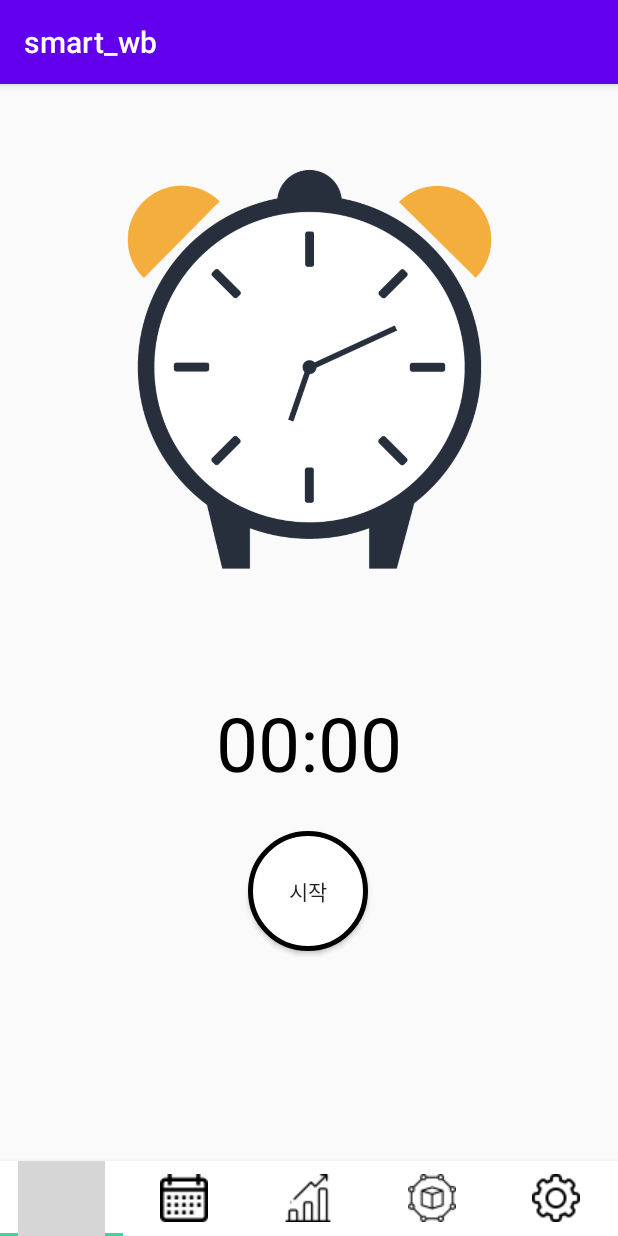
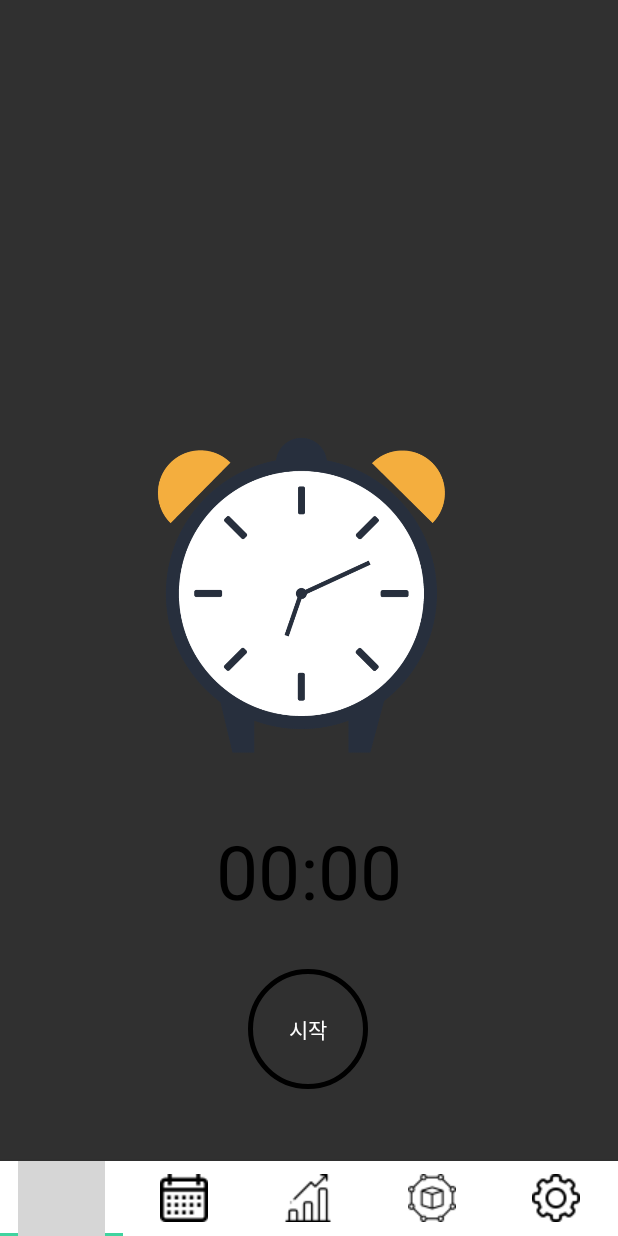
Before and after one commit to johits/smart_wb, an Android app: the screen it shows after launch (MainActivity), on a phone screen of 412 x 824 dp. Run offline under Robolectric (Android 15) with nearby library versions, the phone set to English and light mode, and no system bars; grey boxes are pictures that could not be loaded.

Commit message:
manifest에서 타이틀바 제거 설정

```diff
--- a/app/src/main/AndroidManifest.xml
+++ b/app/src/main/AndroidManifest.xml
@@ -8,7 +8,7 @@
         android:label="@string/app_name"
         android:roundIcon="@mipmap/ic_launcher_round"
         android:supportsRtl="true"
-        android:theme="@style/AppTheme">
+        android:theme="@style/Theme.AppCompat.NoActionBar">
         <activity android:name=".MainActivity">
             <intent-filter>
                 <action android:name="android.intent.action.MAIN" />
--- a/app/src/main/res/drawable/rb.xml
+++ b/app/src/main/res/drawable/rb.xml
@@ -3,8 +3,8 @@
     xmlns:android="http://schemas.android.com/apk/res/android"
     android:shape="rectangle">
 
-    <!-- 테두리 내부 색상 설정 -->
-    <solid android:color="@android:color/white" />
+<!--    &lt;!&ndash; 테두리 내부 색상 설정 &ndash;&gt;-->
+<!--    <solid android:color="@android:color/white" />-->
 
     <!-- 테두리 내부 여백 설정 -->
     <padding
--- a/app/src/main/res/layout/fragment_main_timer.xml
+++ b/app/src/main/res/layout/fragment_main_timer.xml
@@ -13,32 +13,35 @@
 
         <ImageView
             android:id="@+id/imageView"
-            android:layout_width="400dp"
-            android:layout_height="380dp"
+            android:layout_width="300dp"
+            android:layout_height="300dp"
             android:src="@drawable/timer_image"
+            app:layout_constraintBottom_toTopOf="@+id/textView"
             app:layout_constraintEnd_toEndOf="parent"
+            app:layout_constraintHorizontal_bias="0.454"
             app:layout_constraintStart_toStartOf="parent"
-            app:layout_constraintTop_toTopOf="parent" />
+            app:layout_constraintTop_toTopOf="parent"
+            app:layout_constraintVertical_bias="1.0" />
 
         <TextView
             android:id="@+id/textView"
             android:layout_width="wrap_content"
             android:layout_height="wrap_content"
+            android:layout_marginBottom="32dp"
             android:text="00:00"
             android:textColor="#000000"
             android:textSize="50sp"
             app:layout_constraintBottom_toTopOf="@+id/button"
             app:layout_constraintEnd_toEndOf="parent"
-            app:layout_constraintStart_toStartOf="parent"
-            app:layout_constraintTop_toBottomOf="@+id/imageView" />
+            app:layout_constraintStart_toStartOf="parent" />
 
         <Button
             android:id="@+id/button"
             android:layout_width="80dp"
             android:layout_height="80dp"
+            android:layout_marginBottom="48dp"
+            android:background="@drawable/rb"
             android:text="시작"
-            android:background="@drawable/rb"
-            android:layout_marginBottom="140dp"
             app:layout_constraintBottom_toBottomOf="parent"
             app:layout_constraintEnd_toEndOf="parent"
             app:layout_constraintHorizontal_bias="0.498"
```
